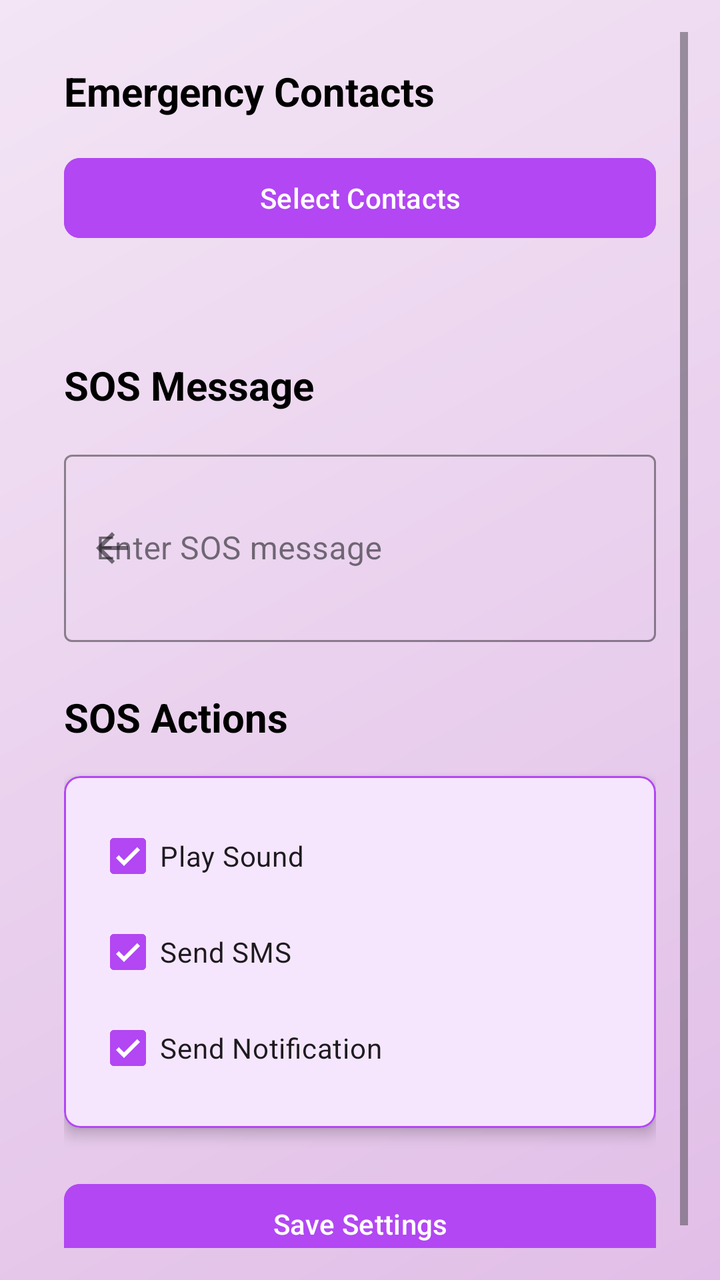
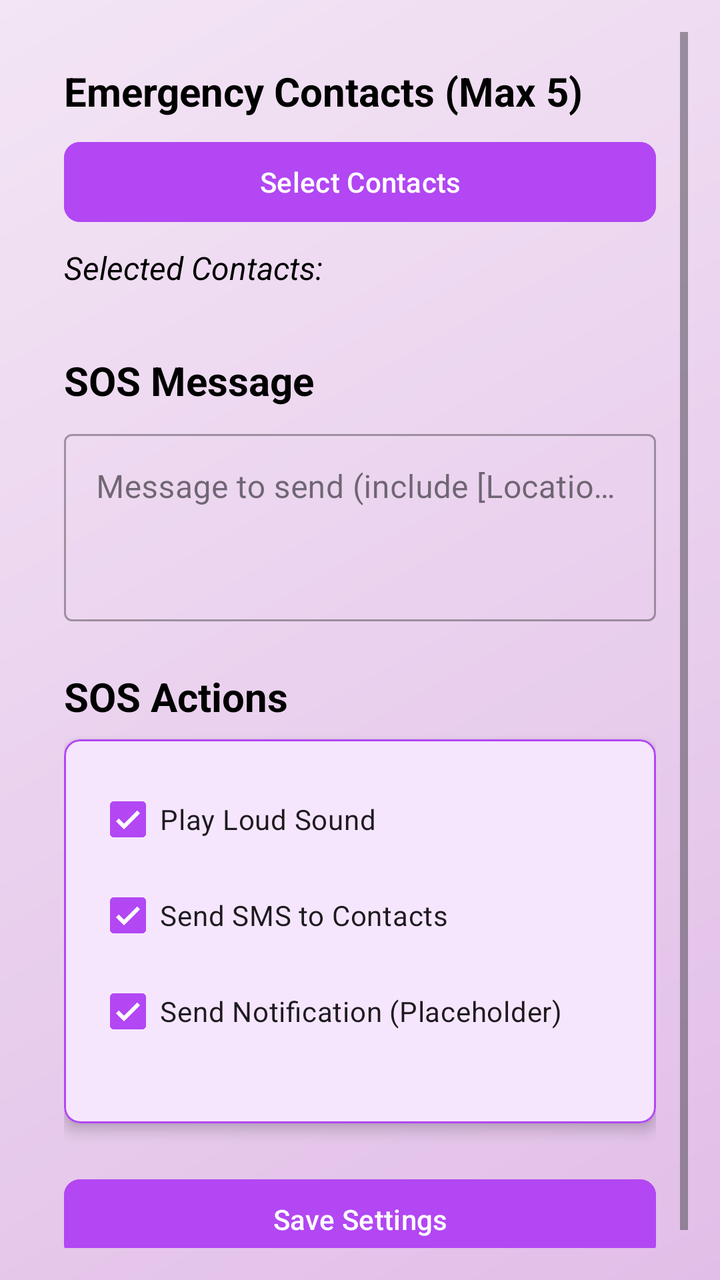

An Android layout rendered at two revisions. The XML below is the earlier revision; the diff shows what the commit changed to produce the second picture.
<!-- AndroidManifest.xml: application theme Theme.SafeHer -->
<!-- res/layout/fragment_settings.xml -->
<ScrollView xmlns:android="http://schemas.android.com/apk/res/android"
    xmlns:app="http://schemas.android.com/apk/res-auto"
    android:layout_width="match_parent"
    android:layout_height="match_parent"
    android:background="@drawable/gradient_background"
    android:padding="16dp">

    <LinearLayout
        android:layout_width="match_parent"
        android:layout_height="wrap_content"
        android:orientation="vertical"
        android:padding="16dp">

        
        <TextView
            android:layout_width="wrap_content"
            android:layout_height="wrap_content"
            android:text="Emergency Contacts"
            android:textSize="20sp"
            android:textStyle="bold"
            android:textColor="@color/black"
            android:layout_marginBottom="16dp" />

        
        <com.google.android.material.button.MaterialButton
            android:id="@+id/selectContactsButton"
            android:layout_width="match_parent"
            android:layout_height="wrap_content"
            android:text="Select Contacts"
            android:backgroundTint="@color/purple"
            android:textColor="@color/white"
            app:cornerRadius="8dp"
            android:layout_marginBottom="16dp" />

        
        <LinearLayout
            android:id="@+id/selectedContactsContainer"
            android:layout_width="match_parent"
            android:layout_height="wrap_content"
            android:orientation="vertical"
            android:layout_marginBottom="16dp" />

        
        <TextView
            android:layout_width="wrap_content"
            android:layout_height="wrap_content"
            android:text="SOS Message"
            android:textSize="20sp"
            android:textStyle="bold"
            android:textColor="@color/black"
            android:layout_marginTop="24dp"
            android:layout_marginBottom="16dp" />

        <com.google.android.material.textfield.TextInputLayout
            android:id="@+id/messageBodyLayout"
            style="@style/Widget.MaterialComponents.TextInputLayout.OutlinedBox"
            android:layout_width="match_parent"
            android:layout_height="wrap_content"
            android:hint="Enter SOS message"
            app:startIconDrawable="@drawable/ic_arrow_back"
            app:boxStrokeColor="@color/purple"
            app:boxStrokeWidth="1dp"
         >

            <com.google.android.material.textfield.TextInputEditText
                android:id="@+id/messageBody"
                android:layout_width="match_parent"
                android:layout_height="wrap_content"
                android:inputType="textMultiLine"
                android:minLines="3" />
        </com.google.android.material.textfield.TextInputLayout>

        
        <TextView
            android:layout_width="wrap_content"
            android:layout_height="wrap_content"
            android:text="SOS Actions"
            android:textSize="20sp"
            android:textStyle="bold"
            android:textColor="@color/black"
            android:layout_marginTop="24dp"
            android:layout_marginBottom="16dp" />

        <com.google.android.material.card.MaterialCardView
            android:layout_width="match_parent"
            android:layout_height="wrap_content"
            app:cardCornerRadius="8dp"
            app:cardElevation="4dp"
            app:strokeColor="@color/purple"
            app:strokeWidth="1dp">

            <LinearLayout
                android:layout_width="match_parent"
                android:layout_height="wrap_content"
                android:orientation="vertical"
                android:padding="16dp">

                <com.google.android.material.checkbox.MaterialCheckBox
                    android:id="@+id/playSound"
                    android:layout_width="match_parent"
                    android:layout_height="wrap_content"
                    android:text="Play Sound"
                    android:checked="true"
                    app:buttonTint="@color/purple" />

                <com.google.android.material.checkbox.MaterialCheckBox
                    android:id="@+id/sendSMS"
                    android:layout_width="match_parent"
                    android:layout_height="wrap_content"
                    android:text="Send SMS"
                    android:checked="true"
                    app:buttonTint="@color/purple" />

                <com.google.android.material.checkbox.MaterialCheckBox
                    android:id="@+id/sendNotification"
                    android:layout_width="match_parent"
                    android:layout_height="wrap_content"
                    android:text="Send Notification"
                    android:checked="true"
                    app:buttonTint="@color/purple" />
            </LinearLayout>
        </com.google.android.material.card.MaterialCardView>

        
        <com.google.android.material.button.MaterialButton
            android:id="@+id/saveButton"
            android:layout_width="match_parent"
            android:layout_height="wrap_content"
            android:text="Save Settings"
            android:layout_marginTop="24dp"
            android:backgroundTint="@color/purple"
            android:textColor="@color/white"
            app:cornerRadius="8dp" />

    </LinearLayout>
</ScrollView>
<!-- resources referenced by this layout -->
<resources>
  <color name="black">#000000</color>
  <color name="purple">#B247F3</color>
  <color name="white">#FFFFFF</color>
  <!-- drawable gradient_background (drawable) -->
  <?xml version="1.0" encoding="utf-8"?>
  <shape xmlns:android="http://schemas.android.com/apk/res/android">
      <gradient
          android:angle="135"
          android:endColor="#F3E5F5"
          android:startColor="#E1BEE7"
          android:type="linear" />
  </shape>
  <!-- drawable ic_arrow_back (drawable) -->
  <vector xmlns:android="http://schemas.android.com/apk/res/android" android:autoMirrored="true" android:height="24dp" android:tint="#000000" android:viewportHeight="24" android:viewportWidth="24" android:width="24dp">
        
      <path android:fillColor="@android:color/white" android:pathData="M20,11H7.83l5.59,-5.59L12,4l-8,8 8,8 1.41,-1.41L7.83,13H20v-2z"/>
      
  </vector>
  <style name="Theme.SafeHer" parent="Base.Theme.SafeHer" />
  <style name="Base.Theme.SafeHer" parent="Theme.Material3.DayNight.NoActionBar">
          
          
          <item name="colorPrimary">@color/purple</item>
          <item name="colorPrimaryVariant">@color/purple</item>
          <item name="colorOnPrimary">@color/white</item>
      </style>
</resources>

<!-- the commit's change to res/layout/fragment_settings.xml (unified diff, before → after) -->
@@ -13,13 +13,24 @@
 
         
         <TextView
+            android:id="@+id/userEmailTextView"
             android:layout_width="wrap_content"
             android:layout_height="wrap_content"
-            android:text="Emergency Contacts"
+            android:text="Logged in as: user@example.com"
+            android:textSize="16sp"
+            android:textColor="@color/black"
+            android:layout_marginBottom="24dp"
+            android:visibility="gone" /> 
+
+        
+        <TextView
+            android:layout_width="wrap_content"
+            android:layout_height="wrap_content"
+            android:text="Emergency Contacts (Max 5)"
             android:textSize="20sp"
             android:textStyle="bold"
             android:textColor="@color/black"
-            android:layout_marginBottom="16dp" />
+            android:layout_marginBottom="8dp" />
 
         
         <com.google.android.material.button.MaterialButton
@@ -30,15 +41,24 @@
             android:backgroundTint="@color/purple"
             android:textColor="@color/white"
             app:cornerRadius="8dp"
-            android:layout_marginBottom="16dp" />
+            android:layout_marginBottom="8dp" />
 
         
+        <TextView
+            android:layout_width="wrap_content"
+            android:layout_height="wrap_content"
+            android:text="Selected Contacts:"
+            android:textSize="16sp"
+            android:textStyle="italic"
+            android:textColor="@color/black"
+            android:layout_marginBottom="8dp" />
+
         <LinearLayout
             android:id="@+id/selectedContactsContainer"
             android:layout_width="match_parent"
             android:layout_height="wrap_content"
             android:orientation="vertical"
-            android:layout_marginBottom="16dp" />
+            android:layout_marginBottom="24dp" /> 
 
         
         <TextView
@@ -48,26 +68,22 @@
             android:textSize="20sp"
             android:textStyle="bold"
             android:textColor="@color/black"
-            android:layout_marginTop="24dp"
-            android:layout_marginBottom="16dp" />
+            android:layout_marginBottom="8dp" />
 
         <com.google.android.material.textfield.TextInputLayout
-            android:id="@+id/messageBodyLayout"
-            style="@style/Widget.MaterialComponents.TextInputLayout.OutlinedBox"
             android:layout_width="match_parent"
             android:layout_height="wrap_content"
-            android:hint="Enter SOS message"
-            app:startIconDrawable="@drawable/ic_arrow_back"
-            app:boxStrokeColor="@color/purple"
-            app:boxStrokeWidth="1dp"
-         >
+            style="@style/Widget.MaterialComponents.TextInputLayout.OutlinedBox"
+            android:layout_marginBottom="8dp">
 
             <com.google.android.material.textfield.TextInputEditText
                 android:id="@+id/messageBody"
                 android:layout_width="match_parent"
                 android:layout_height="wrap_content"
+                android:hint="Message to send (include [Location] for coordinates)"
                 android:inputType="textMultiLine"
-                android:minLines="3" />
+                android:minLines="3"
+                android:gravity="top"/>
         </com.google.android.material.textfield.TextInputLayout>
 
         
@@ -78,8 +94,8 @@
             android:textSize="20sp"
             android:textStyle="bold"
             android:textColor="@color/black"
-            android:layout_marginTop="24dp"
-            android:layout_marginBottom="16dp" />
+            android:layout_marginTop="16dp"
+            android:layout_marginBottom="8dp" />
 
         <com.google.android.material.card.MaterialCardView
             android:layout_width="match_parent"
@@ -99,7 +115,7 @@
                     android:id="@+id/playSound"
                     android:layout_width="match_parent"
                     android:layout_height="wrap_content"
-                    android:text="Play Sound"
+                    android:text="Play Loud Sound"
                     android:checked="true"
                     app:buttonTint="@color/purple" />
 
@@ -107,7 +123,7 @@
                     android:id="@+id/sendSMS"
                     android:layout_width="match_parent"
                     android:layout_height="wrap_content"
-                    android:text="Send SMS"
+                    android:text="Send SMS to Contacts"
                     android:checked="true"
                     app:buttonTint="@color/purple" />
 
@@ -115,9 +131,10 @@
                     android:id="@+id/sendNotification"
                     android:layout_width="match_parent"
                     android:layout_height="wrap_content"
-                    android:text="Send Notification"
+                    android:text="Send Notification (Placeholder)"
                     android:checked="true"
-                    app:buttonTint="@color/purple" />
+                    app:buttonTint="@color/purple"
+                    android:layout_marginBottom="16dp"/>
             </LinearLayout>
         </com.google.android.material.card.MaterialCardView>
 
@@ -132,5 +149,18 @@
             android:textColor="@color/white"
             app:cornerRadius="8dp" />
 
+        
+        <com.google.android.material.button.MaterialButton
+            android:id="@+id/signOutButton"
+            style="@style/Widget.MaterialComponents.Button.OutlinedButton"
+            android:layout_width="match_parent"
+            android:layout_height="wrap_content"
+            android:text="Sign Out"
+            android:layout_marginTop="16dp"
+            android:textColor="@color/purple"
+            app:strokeColor="@color/purple"
+            app:cornerRadius="8dp"
+            android:visibility="gone"/> 
+
     </LinearLayout>
 </ScrollView>
<!-- resource entries referenced after the edit -->
@@ -12,12 +12,6 @@
           android:startColor="#E1BEE7"
           android:type="linear" />
   </shape>
-  <!-- drawable ic_arrow_back (drawable) -->
-  <vector xmlns:android="http://schemas.android.com/apk/res/android" android:autoMirrored="true" android:height="24dp" android:tint="#000000" android:viewportHeight="24" android:viewportWidth="24" android:width="24dp">
-        
-      <path android:fillColor="@android:color/white" android:pathData="M20,11H7.83l5.59,-5.59L12,4l-8,8 8,8 1.41,-1.41L7.83,13H20v-2z"/>
-      
-  </vector>
   <style name="Theme.SafeHer" parent="Base.Theme.SafeHer" />
   <style name="Base.Theme.SafeHer" parent="Theme.Material3.DayNight.NoActionBar">
           
